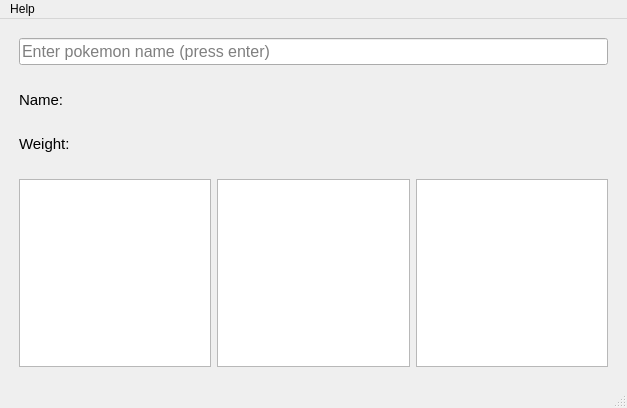
Above: main.ui from BrianHammond/Pokemon_REST_API_Getter before the change. Below: the same form after it.
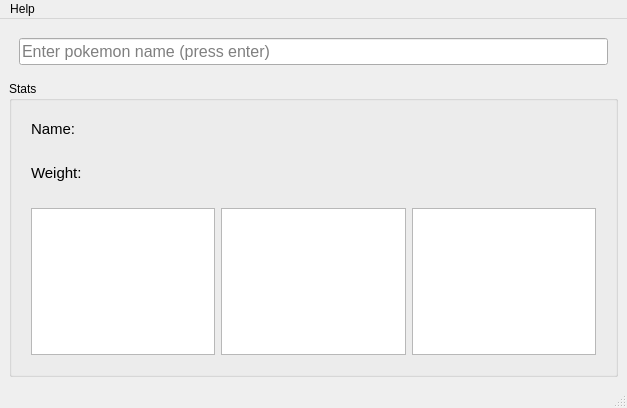
That is the form after the change. Icons and pictures are not drawn.

Diff of the .ui file:
```diff
--- a/main.ui
+++ b/main.ui
@@ -57,7 +57,13 @@
      </layout>
     </item>
     <item>
-     <layout class="QHBoxLayout" name="horizontalLayout_3">
+     <widget class="QGroupBox" name="groupBox">
+      <property name="title">
+       <string>Stats</string>
+      </property>
+      <layout class="QVBoxLayout" name="verticalLayout_2">
+       <item>
+        <layout class="QHBoxLayout" name="horizontalLayout_5">
       <property name="leftMargin">
        <number>10</number>
       </property>
@@ -121,7 +127,7 @@
      </layout>
     </item>
     <item>
-     <layout class="QHBoxLayout" name="horizontalLayout_4">
+        <layout class="QHBoxLayout" name="horizontalLayout_3">
       <property name="leftMargin">
        <number>10</number>
       </property>
@@ -212,6 +218,9 @@
        <widget class="QTableWidget" name="table3"/>
       </item>
      </layout>
+       </item>
+      </layout>
+     </widget>
     </item>
    </layout>
   </widget>
```
Lines whose indentation alone changed are shown as unchanged.
